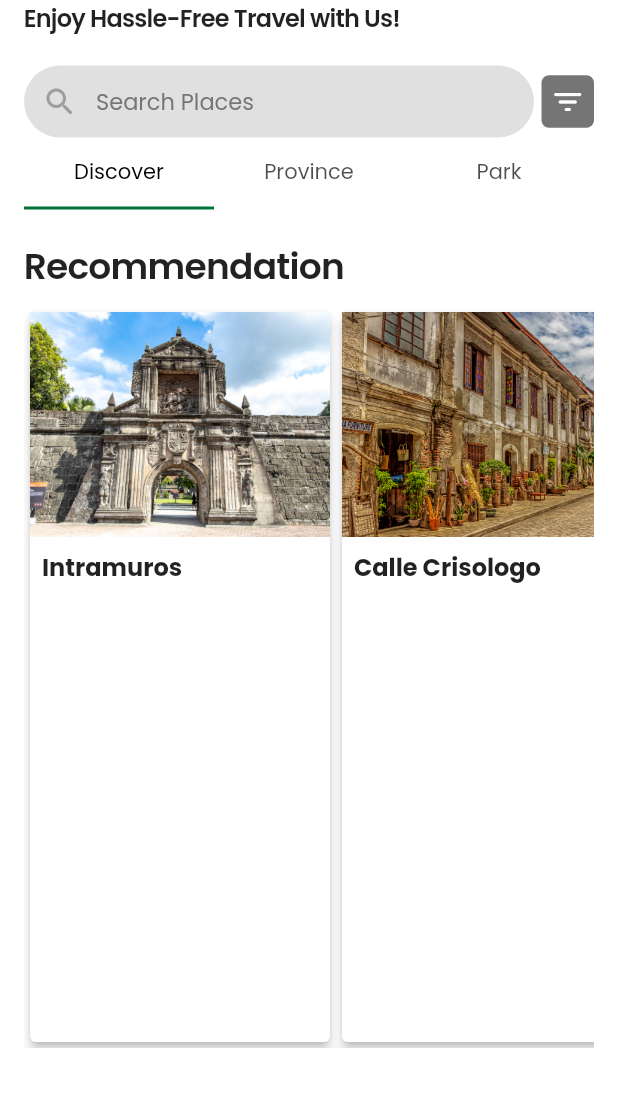
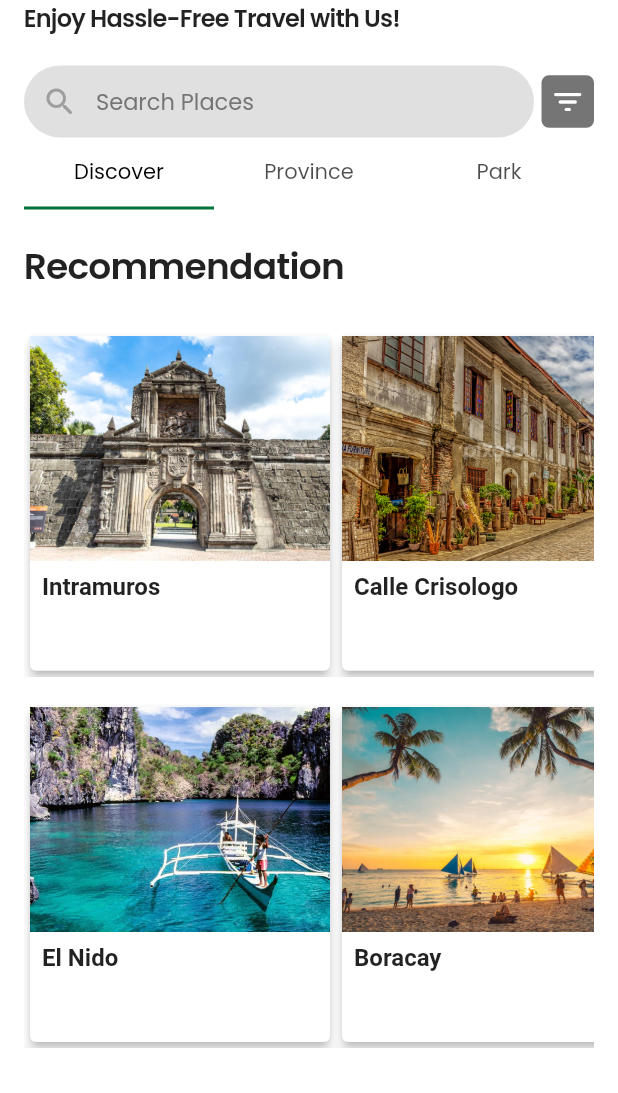
Before and after one commit to eenlpe1/Naga-Yon, a Flutter app: the screen it shows after launch, on a phone screen of 412 x 824 dp, the part 143-1236 px from its top. Run offline on Flutter 3.47's test engine with Material 2 defaults, Android fonts, the phone set to English and light mode, and no system bars; network calls fail.

Commit message:
Update discovere tab

```diff
--- a/lib/tab/discover.dart
+++ b/lib/tab/discover.dart
@@ -102,17 +102,26 @@ class DiscoverDetailsScreen extends StatelessWidget {
   Widget build(BuildContext context) {
     return Scaffold(
       appBar: AppBar(
-        title: Text(destination),
+        title: Text(
+          destination,
+          style:
+              const TextStyle(color: Colors.black, fontWeight: FontWeight.bold),
+        ),
+        backgroundColor:
+            Colors.transparent, // Set app bar background color to transparent
+        elevation: 0, // Remove app bar elevation
+        iconTheme: const IconThemeData(
+            color: Colors.black), // Set the app bar icon color to black
       ),
       body: Padding(
-        padding: const EdgeInsets.all(16.0),
+        padding: const EdgeInsets.fromLTRB(16.0, 0.0, 16.0, 0.0),
         child: Column(
           crossAxisAlignment: CrossAxisAlignment.start,
           children: [
             Image.asset(
               imageUrl,
               width: double.infinity,
-              height: 250.0,
+              height: 150.0,
               fit: BoxFit.cover,
             ),
             const SizedBox(height: 20.0),
@@ -124,8 +133,8 @@ class DiscoverDetailsScreen extends StatelessWidget {
               ),
             ),
             const SizedBox(height: 5.0),
-            const Row(
-              children: [
+            Row(
+              children: const [
                 Icon(Icons.star, color: Colors.amber),
                 Icon(Icons.star, color: Colors.amber),
                 Icon(Icons.star, color: Colors.amber),
@@ -135,9 +144,11 @@ class DiscoverDetailsScreen extends StatelessWidget {
             ),
             const SizedBox(height: 20.0),
             Expanded(
+              child: SingleChildScrollView(
                 child: Text(
                   description,
                   textAlign: TextAlign.justify,
+                ),
               ),
             ),
             const SizedBox(height: 5.0),
@@ -204,10 +215,20 @@ class DiscoverTab extends StatelessWidget {
 
   @override
   Widget build(BuildContext context) {
-    ThemeData(
+    return MaterialApp(
+      debugShowCheckedModeBanner: false,
+      theme: ThemeData(
         scaffoldBackgroundColor: Colors.transparent,
-    );
-    return ListView(
+      ),
+      home: Scaffold(
+        body: Padding(
+          padding: const EdgeInsets.all(0.0),
+          child: Column(
+            crossAxisAlignment: CrossAxisAlignment.start,
+            children: [
+              const SizedBox(height: 16.0),
+              Expanded(
+                child: ListView(
                   scrollDirection: Axis.horizontal,
                   children: const [
                     DiscoverCard(
@@ -261,6 +282,69 @@ class DiscoverTab extends StatelessWidget {
                       closingTime: '7:00 PM',
                     ),
                   ],
+                ),
+              ),
+              const SizedBox(height: 16.0),
+              Expanded(
+                child: ListView(
+                  scrollDirection: Axis.horizontal,
+                  children: const [
+                    DiscoverCard(
+                      imageUrl: 'assets/travelSpots/Palawan.jpg',
+                      destination: 'El Nido',
+                      description:
+                          'Known for their pristine beaches, crystal-clear waters, and stunning limestone formations. Explore hidden lagoons, go island hopping, and visit the enchanting Underground River',
+                      location: 'Palawan',
+                      contactNumber: '(044) 793-0014',
+                      openHour: '9:00 AM',
+                      closingTime: '6:00 PM',
+                    ),
+                    DiscoverCard(
+                      imageUrl: 'assets/travelSpots/Boracay.jpg',
+                      destination: 'Boracay',
+                      description: 'Tokyo is the capital city of Japan.',
+                      location: 'Japan',
+                      contactNumber: '(052) 487-4834 / (052) 487-4167 ',
+                      openHour: '8:00 AM',
+                      closingTime: '5:00 PM',
+                    ),
+                    DiscoverCard(
+                      imageUrl: 'assets/travelSpots/PuertoGalera.jpg',
+                      destination: 'Puerto Galera',
+                      description:
+                          'Puerto Galera is one of those acclaimed towns located on Philippine island of Mindoro which is known for its dive sites and beautiful beaches. When you take a look at the long curve of its White Beach you will find that it is colorfully backed by beautiful bars as well as resorts on its side.',
+                      location: 'Oriental Mindoro',
+                      contactNumber: '+63(917)5081775 ',
+                      openHour: '10:00 AM',
+                      closingTime: '7:00 PM',
+                    ),
+                    DiscoverCard(
+                      imageUrl: 'assets/travelSpots/IslandGarden.jpg',
+                      destination: 'Island Garden',
+                      description:
+                          'It is made up of Samal Island and the smaller Talikud Island in the Davao Gulf. It is part of the Metropolitan Davao area and is two kilometers away from Davao City, the largest city and the primary economic center of Mindanao.',
+                      location: 'Davao del Norte',
+                      contactNumber: '+63(2)7061668 ',
+                      openHour: '10:00 AM',
+                      closingTime: '7:00 PM',
+                    ),
+                    DiscoverCard(
+                      imageUrl: 'assets/travelSpots/BuriasIsland.jpg',
+                      destination: 'Burias Island',
+                      description:
+                          'A collection of unique and stunning islets found in Burias Masbate. Burias is one of the 3 major islands of Masbate and has the closest land mass from mainland Luzon. It boasts its vivid rock formations and unspoiled white sand beaches.',
+                      location: 'Masbate',
+                      contactNumber: '+63(2)5816778 / +63(2)5816160 ',
+                      openHour: '10:00 AM',
+                      closingTime: '7:00 PM',
+                    ),
+                  ],
+                ),
+              )
+            ],
+          ),
+        ),
+      ),
     );
   }
 }
```
Lines whose indentation alone changed are shown as unchanged.
